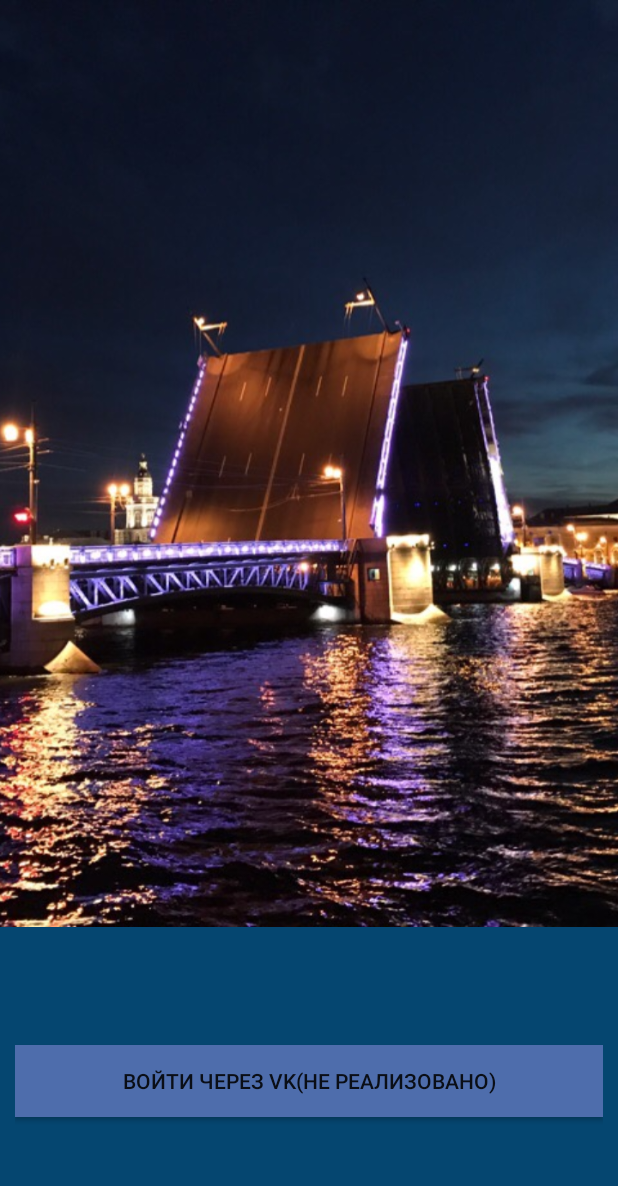
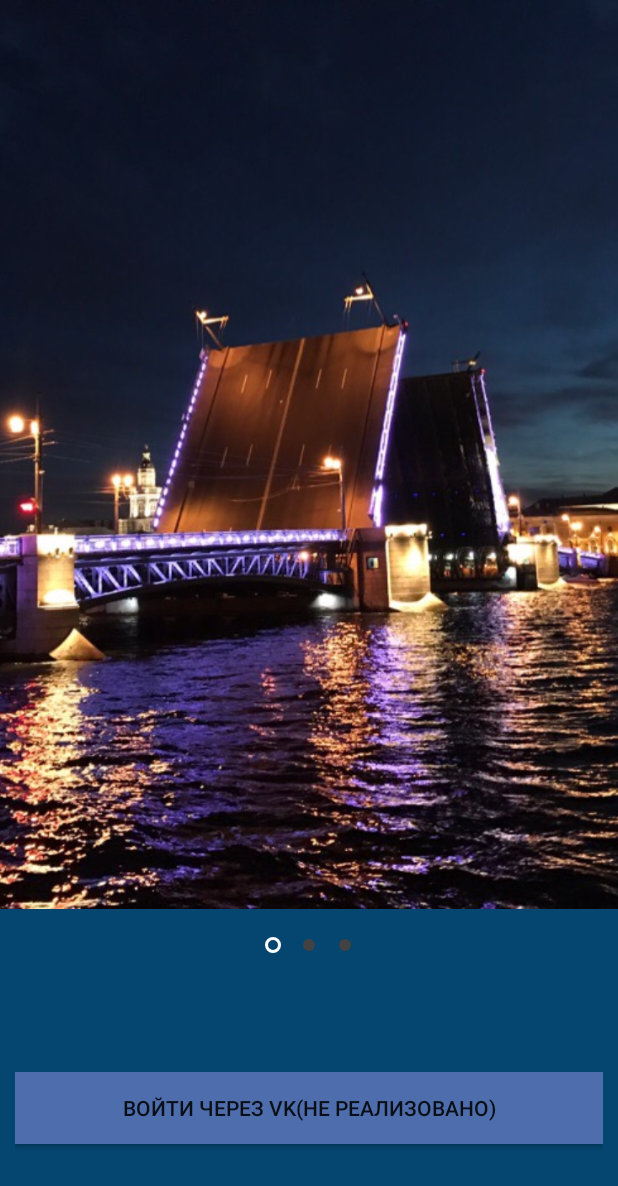
Before and after one commit to where-to-go-app/WhereToGo, an Android app: the screen it shows after launch (IntroFragment), on a phone screen of 412 x 824 dp. Shown: the top 1186 px of the screen. Run offline under Robolectric (Android 15) with nearby library versions, the phone set to English and light mode, and no system bars.

Commit message:
Добавил progress bar на intro

```diff
--- a/app/src/main/java/com/wheretogo/ui/ImageModel.java
+++ /dev/null
@@ -1,14 +0,0 @@
-package com.wheretogo.ui;
-
-public class ImageModel {
-
-    private int image_drawable;
-
-    public int getImage_drawable() {
-        return image_drawable;
-    }
-
-    public void setImage_drawable(int image_drawable) {
-        this.image_drawable = image_drawable;
-    }
-}
--- a/app/src/main/java/com/wheretogo/ui/MainActivity.java
+++ b/app/src/main/java/com/wheretogo/ui/MainActivity.java
@@ -19,10 +19,6 @@ import com.wheretogo.ui.fragments.IntroFragment;
 public class MainActivity extends AppCompatActivity {
 
     private final String MY_SETTINGS = "hasVisited";
-    static final int PAGE_COUNT = 10;
-    ViewPager pager;
-    PagerAdapter pagerAdapter;
-    static final String TAG = "myLogs";
 
 
     @Override
@@ -31,15 +27,15 @@ public class MainActivity extends AppCompatActivity {
         setContentView(R.layout.activity_main);
         SharedPreferences sp = getSharedPreferences(MY_SETTINGS,
                 Context.MODE_PRIVATE);
+
+        // Если приложение запускается первый раз на устройстве, то выводим Intro
         boolean hasVisited = sp.getBoolean("hasVisited", false);
-
         if (!hasVisited) {
             Intent intent = new Intent(MainActivity.this, IntroFragment.class);
             startActivity(intent);
             SharedPreferences.Editor e = sp.edit();
             e.putBoolean("hasVisited", true);
-            e.commit(); //
-
+            e.commit();
         }
     }
 
--- a/app/src/main/java/com/wheretogo/ui/fragments/IntroFragment.java
+++ b/app/src/main/java/com/wheretogo/ui/fragments/IntroFragment.java
@@ -12,6 +12,7 @@ import android.widget.TextView;
 import androidx.appcompat.app.AppCompatActivity;
 import androidx.fragment.app.Fragment;
 import androidx.viewpager.widget.ViewPager;
+import com.google.android.material.tabs.TabLayout;
 import com.wheretogo.R;
 import com.wheretogo.ui.ImageAdapter;
 import com.wheretogo.ui.LoginActivity;
@@ -21,18 +22,25 @@ import com.wheretogo.ui.ImageAdapter;
 import java.lang.annotation.Documented;
 
 public class IntroFragment extends AppCompatActivity {
+    TabLayout tabIndicator;
     @Override
     protected void onCreate(Bundle savedInstanceState) {
         super.onCreate(savedInstanceState);
         setContentView(R.layout.activity_intro);
 
+
+
         Window w = getWindow();
         w.setFlags(WindowManager.LayoutParams.FLAG_FULLSCREEN, WindowManager.LayoutParams.FLAG_FULLSCREEN);
 
+
         ViewPager viewPager = findViewById(R.id.vpMain);
         ImageAdapter imageAdapter = new ImageAdapter(this);
-        //viewPager.setAdapter(vpAdapter);
         viewPager.setAdapter(imageAdapter);
+
+        tabIndicator = findViewById(R.id.tab_indicator);
+        tabIndicator.setupWithViewPager(viewPager);
+
         Button buttonBack = findViewById(R.id.buttonToMain);
         buttonBack.setOnClickListener(new View.OnClickListener() {
             @Override
--- /dev/null
+++ b/app/src/main/res/drawable/indicator_default.xml
@@ -0,0 +1,14 @@
+<?xml version="1.0" encoding="utf-8"?>
+<layer-list xmlns:android="http://schemas.android.com/apk/res/android">
+<item>
+
+    <shape android:shape="ring"
+           android:innerRadius="0dp"
+           android:thickness="4dp"
+           android:useLevel="false">
+
+        <solid android:color="@color/cardview_dark_background"/>
+
+    </shape>
+</item>
+</layer-list>
--- /dev/null
+++ b/app/src/main/res/drawable/indicator_selected.xml
@@ -0,0 +1,14 @@
+<?xml version="1.0" encoding="utf-8"?>
+<layer-list xmlns:android="http://schemas.android.com/apk/res/android">
+    <item>
+
+        <shape android:shape="ring"
+               android:innerRadius="3dp"
+               android:thickness="2dp"
+               android:useLevel="false">
+
+            <solid android:color="@color/white"/>
+
+        </shape>
+    </item>
+</layer-list>
--- /dev/null
+++ b/app/src/main/res/drawable/indicator_selector.xml
@@ -0,0 +1,7 @@
+<?xml version="1.0" encoding="utf-8"?>
+<selector xmlns:android="http://schemas.android.com/apk/res/android">
+<item android:drawable="@drawable/indicator_selected"
+android:state_selected="true"/>
+    <item android:drawable="@drawable/indicator_default"
+          android:state_selected="false"/>
+</selector>
--- a/app/src/main/res/layout/activity_intro.xml
+++ b/app/src/main/res/layout/activity_intro.xml
@@ -1,7 +1,7 @@
 <?xml version="1.0" encoding="utf-8"?>
 <RelativeLayout xmlns:android="http://schemas.android.com/apk/res/android"
                 android:layout_width="fill_parent"
-                android:layout_height="fill_parent"
+                android:layout_height="fill_parent" xmlns:app="http://schemas.android.com/apk/res-auto"
                 android:background="@color/introBackground">
 
     <LinearLayout
@@ -18,6 +18,14 @@
                     android:layout_width="match_parent"
                     android:layout_height="match_parent" android:id="@+id/vpMain"/>
         </LinearLayout>
+        <com.google.android.material.tabs.TabLayout
+                android:layout_gravity="center"
+                app:tabBackground="@drawable/indicator_selector"
+                android:layout_width="wrap_content"
+                android:layout_height="wrap_content" android:id="@+id/tab_indicator"
+                app:tabIndicatorColor="@color/introBackground">
+
+        </com.google.android.material.tabs.TabLayout>
         <LinearLayout
                 android:layout_weight="3"
                 android:orientation="horizontal"
--- a/app/src/main/res/values/colors.xml
+++ b/app/src/main/res/values/colors.xml
@@ -5,5 +5,6 @@
     <color name="colorPrimaryDark">#3700B3</color>
     <color name="colorAccent">#03DAC5</color>
     <color name="introBackground">#054670</color>
+    <color name="white">#fff</color>
 
 </resources>
```
